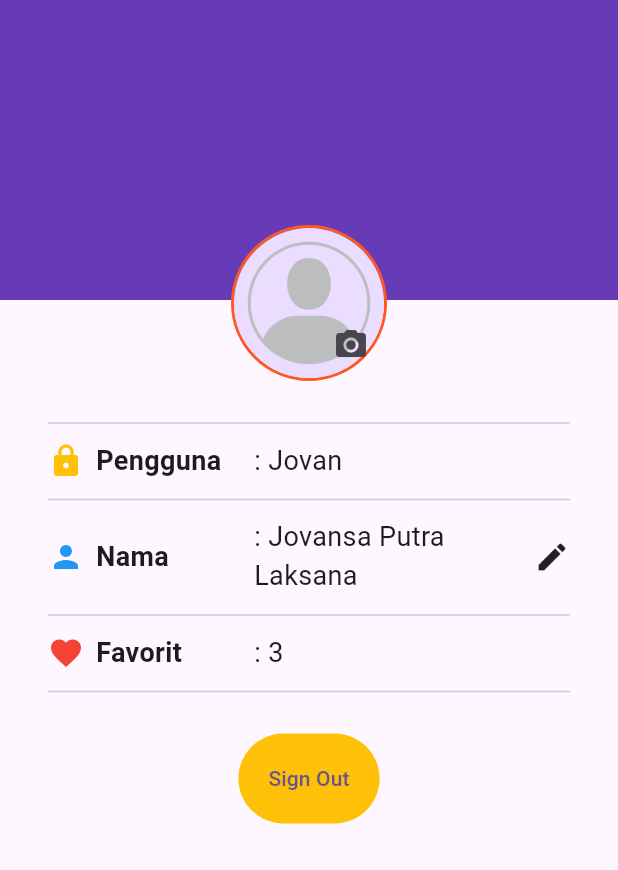
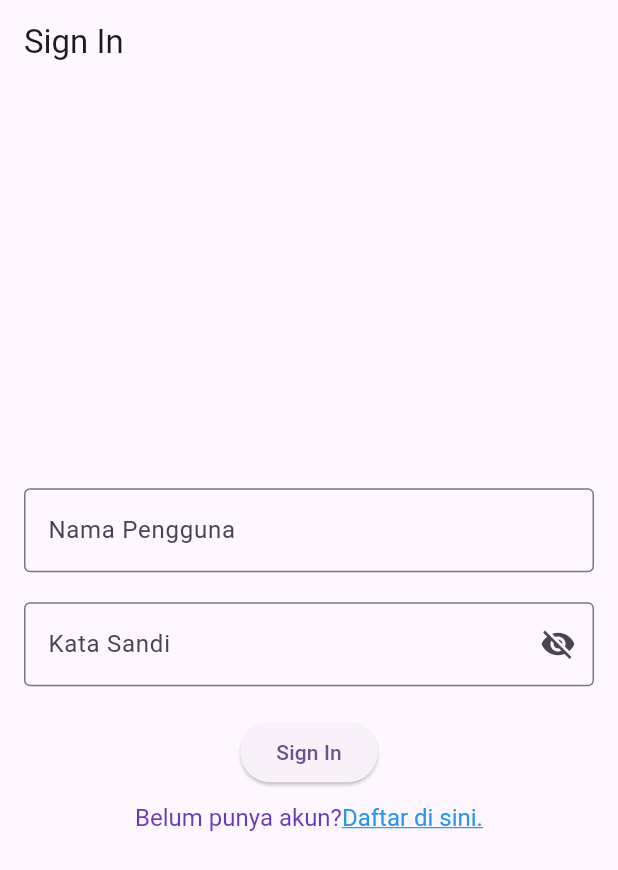
Before and after one commit to Mobile-Programming-MDP/materi-latihan-flutter-2226250050anJovansa, a Flutter app: the screen it shows after launch, on a phone screen of 412 x 824 dp. Shown: the top 870 px of the screen. Run offline on Flutter 3.47's test engine with Material 2 defaults, Android fonts, the phone set to English and light mode, and no system bars; our stand-ins replace connectivity_plus.

Commit message:
pertemuan 14

```diff
--- a/wisata_candi/lib/main.dart
+++ b/wisata_candi/lib/main.dart
@@ -1,4 +1,5 @@
 import 'package:flutter/material.dart';
+import 'package:wisata_candi/screens/SignIn_screen.dart';
 import 'package:wisata_candi/screens/detail_screen.dart';
 import 'package:wisata_candi/data/candi_data.dart';
 import 'package:wisata_candi/screens/profile_screen.dart';
@@ -18,7 +19,7 @@ class MyApp extends StatelessWidget {
         colorScheme: ColorScheme.fromSeed(seedColor: Colors.deepPurple),
         useMaterial3: true,
       ),
-      home: ProfileScreen(),
+      home: SignInScreen(),
     );
   }
 }
--- /dev/null
+++ b/wisata_candi/lib/screens/SignIn_screen.dart
@@ -0,0 +1,103 @@
+import 'package:flutter/gestures.dart';
+import 'package:flutter/material.dart';
+
+class SignInScreen extends StatefulWidget {
+  SignInScreen({super.key});
+
+  @override
+  State<SignInScreen> createState() => _SignInScreenState();
+}
+
+class _SignInScreenState extends State<SignInScreen> {
+  //TODO: 1. Deklarasikan variabel
+  final TextEditingController _usernameController = TextEditingController();
+
+  final TextEditingController _passwordController = TextEditingController();
+
+  String _errorText = '';
+
+  bool _isSignedIn = false;
+
+  bool _obscurePassword = true;
+
+  @override
+  Widget build(BuildContext context) {
+    return Scaffold(
+      //TODO: 2. Pasang AppBar
+      appBar: AppBar(
+        title: Text('Sign In'),
+      ),
+      //TODO: 3. Pasang body
+      body: Center(
+        child: SingleChildScrollView(
+          child: Padding(
+            padding: const EdgeInsets.all(16),
+            child: Form(
+              child: Column(
+                //TODO: 4. Atur mainAxisAlignment dan crossAxisAlignment
+                mainAxisAlignment: MainAxisAlignment.center,
+                crossAxisAlignment: CrossAxisAlignment.center,
+                children: [
+                  //TODO: 5. Pasang TextFormField Nama Pengguna
+                  TextFormField(
+                    controller: _usernameController,
+                    decoration: InputDecoration(
+                      labelText: "Nama Pengguna",
+                      border: OutlineInputBorder(),
+                    ),
+                  ),
+                  //TODO: 6. Pasang TextFormField Kata Sandi
+                  SizedBox(height: 20),
+                  TextFormField(
+                    controller: _passwordController,
+                    decoration: InputDecoration(
+                      labelText: "Kata Sandi",
+                      errorText: _errorText.isNotEmpty ? _errorText : null,
+                      border: OutlineInputBorder(),
+                      suffixIcon: IconButton(
+                        onPressed: () {
+                          setState(() {
+                            _obscurePassword = !_obscurePassword;
+                          });
+                        },
+                        icon: Icon(
+                          _obscurePassword
+                              ? Icons.visibility_off
+                              : Icons.visibility,
+                        ),
+                      ),
+                    ),
+                    obscureText: _obscurePassword,
+                  ),
+                  //TODO: 7. Pasang ElevatedButton Sign In
+                  SizedBox(height: 20),
+                  ElevatedButton(onPressed: () {}, child: Text('Sign In')),
+                  // TODO: 8. Pasang TextButton Sign Up
+                  SizedBox(height: 10),
+                  // TextButton(
+                  //   onPressed: (){},
+                  //   child: Text('Belum punya akun? Daftar di sini.')),
+                  RichText(
+                      text: TextSpan(
+                          text: 'Belum punya akun?',
+                          style:
+                              TextStyle(fontSize: 16, color: Colors.deepPurple),
+                          children: <TextSpan>[
+                        TextSpan(
+                          text: 'Daftar di sini.',
+                          style: TextStyle(
+                              color: Colors.blue,
+                              decoration: TextDecoration.underline,
+                              fontSize: 16),
+                          recognizer: TapGestureRecognizer()..onTap = () {},
+                        )
+                      ]))
+                ],
+              ),
+            ),
+          ),
+        ),
+      ),
+    );
+  }
+}
```
